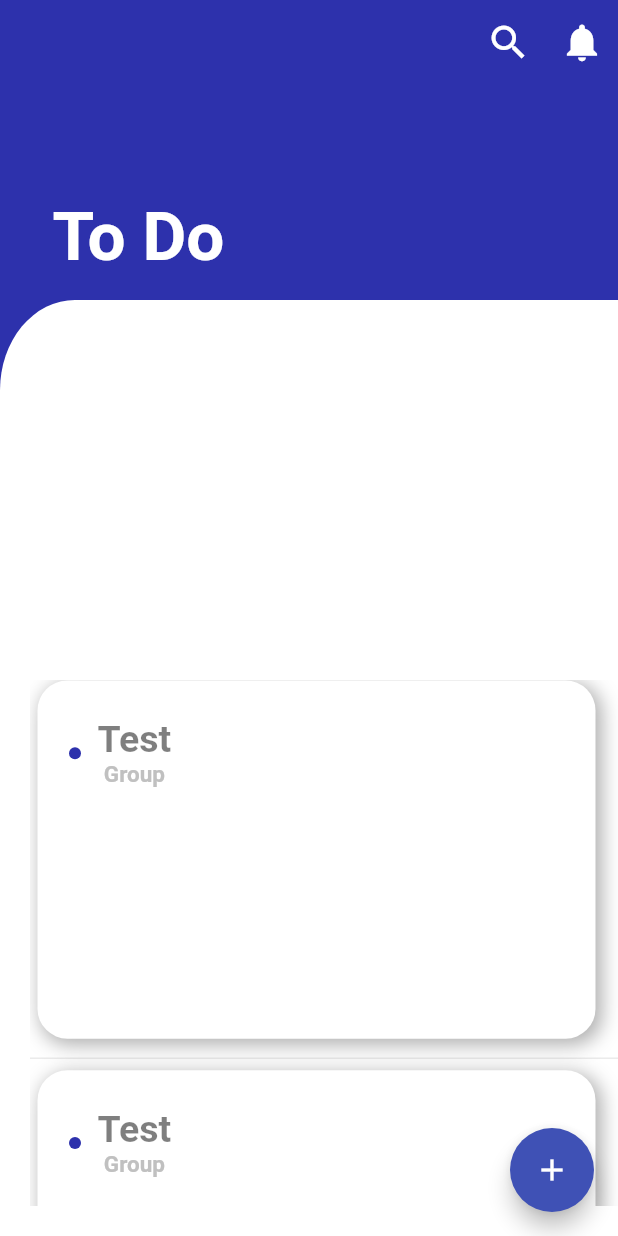
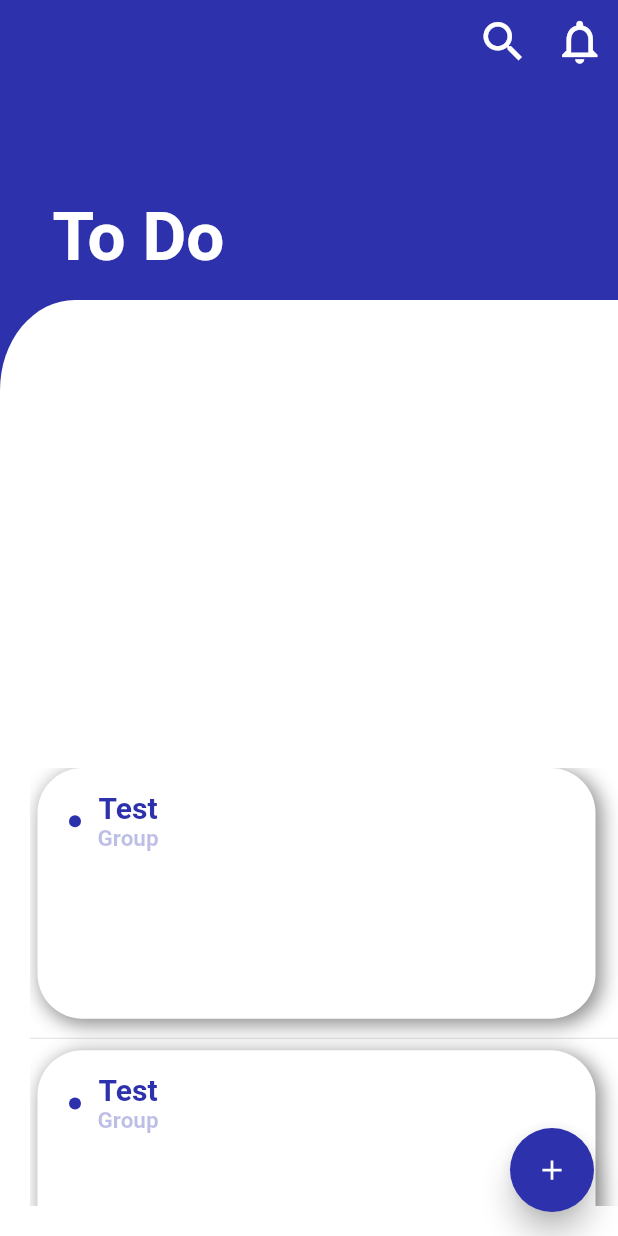
Before and after one commit to mukireus/flutter_ui_challange_todo, a Flutter app: the screen it shows after launch, on a phone screen of 412 x 824 dp. Run offline on Flutter 3.47's test engine with Material 2 defaults, Android fonts, the phone set to English and light mode, and no system bars; drawn by our look-alikes of flutter_speed_dial; our stand-ins replace flutter_screenutil, logger; network calls fail.

Commit message:
added ui + modified floating action button

```diff
--- a/lib/design/custom_painter.dart
+++ b/lib/design/custom_painter.dart
@@ -8,7 +8,7 @@ class DrawCircle extends CustomPainter {
   DrawCircle() {
     _paint = Paint()
       ..color = UIHelper.PRIMARY_COLOR
-      ..strokeWidth = 10.0
+      ..strokeWidth = 15.0
       ..style = PaintingStyle.fill;
   }
 
--- a/lib/ui/shared/styles/widgets/custom_card.dart
+++ b/lib/ui/shared/styles/widgets/custom_card.dart
@@ -23,11 +23,11 @@ class _CustomCardState extends State<CustomCard> {
         child: Column(
           children: <Widget>[
             Container(
-              height: UIHelper.dynamicHeight(200),
-              width: UIHelper.dynamicWidth(1000),
+              height: UIHelper.dynamicHeight(140),
+              width: UIHelper.dynamicWidth(900),
               decoration: BoxDecoration(
                 color: UIHelper.WHITE,
-                borderRadius: BorderRadius.circular(20),
+                borderRadius: BorderRadius.circular(30),
                 boxShadow: [
                   BoxShadow(
                     color: UIHelper.SHADOW,
@@ -41,7 +41,7 @@ class _CustomCardState extends State<CustomCard> {
                 ],
               ),
               child: Padding(
-                padding: const EdgeInsets.fromLTRB(25, 25, 0, 0),
+                padding: const EdgeInsets.fromLTRB(25, 15, 0, 0),
                 child: Column(
                   crossAxisAlignment: CrossAxisAlignment.start,
                   children: <Widget>[
@@ -55,14 +55,14 @@ class _CustomCardState extends State<CustomCard> {
                             Text(
                               "Test",
                               style: TextStyle(
-                                  color: UIHelper.TEXT_COLOR,
-                                  fontSize: 25,
+                                  color: UIHelper.PRIMARY_COLOR,
+                                  fontSize: 20,
                                   fontWeight: FontWeight.bold),
                             ),
                             Text(
                               "Group",
                               style: TextStyle(
-                                  color: UIHelper.TEXT_COLOR_OPACITY,
+                                  color: UIHelper.PRIMARY_COLOR_OPACITY,
                                   fontSize: 15,
                                   fontWeight: FontWeight.bold),
                             ),
--- a/lib/ui/shared/styles/widgets/custom_groups.dart
+++ b/lib/ui/shared/styles/widgets/custom_groups.dart
@@ -6,25 +6,26 @@ class CustomGroups extends StatelessWidget {
   final String groupName;
   final String taskCount;
   final String completeTask;
+  final Color groupColor;
 
   const CustomGroups(
-      {Key key, this.groupName, this.taskCount, this.completeTask})
+      {Key key, this.groupName, this.taskCount, this.completeTask, this.groupColor})
       : super(key: key);
 
   @override
   Widget build(BuildContext context) {
     ScreenUtil.instance = ScreenUtil()..init(context);
     return Padding(
-      padding: const EdgeInsets.all(8.0),
+      padding: const EdgeInsets.all(10.0),
       child: InkWell(
         child: Column(
           children: <Widget>[
             Container(
-                width: UIHelper.dynamicWidth(400),
+                width: UIHelper.dynamicWidth(370),
                 height: UIHelper.dynamicHeight(450),
                 decoration: BoxDecoration(
                   color: UIHelper.WHITE,
-                  borderRadius: BorderRadius.circular(20),
+                  borderRadius: BorderRadius.circular(30),
                   boxShadow: [
                     BoxShadow(
                       color: UIHelper.SHADOW,
@@ -48,14 +49,17 @@ class CustomGroups extends StatelessWidget {
                         padding: const EdgeInsets.only(bottom: 15.0),
                         child: Text((this.taskCount) + " Task",
                             style: TextStyle(
-                                fontSize: 20, color: UIHelper.TEXT_COLOR)),
+                                fontSize: 17, color: UIHelper.TEXT_COLOR)),
                       ),
-                      Text(
-                        this.groupName,
-                        style: TextStyle(
-                            fontSize: 25,
-                            color: UIHelper.BLUE,
-                            fontWeight: FontWeight.bold),
+                      Padding(
+                        padding: const EdgeInsets.only(top: 8.0),
+                        child: Text(
+                          this.groupName,
+                          style: TextStyle(
+                              fontSize: 20,
+                              color: UIHelper.PRIMARY_COLOR,
+                              fontWeight: FontWeight.bold),
+                        ),
                       ),
                       Padding(
                         padding: const EdgeInsets.fromLTRB(0, 30, 25, 0),
--- a/lib/ui/ui_helper.dart
+++ b/lib/ui/ui_helper.dart
@@ -2,25 +2,17 @@ import 'package:flutter/material.dart';
 import 'package:flutter_screenutil/flutter_screenutil.dart';
 
 class UIHelper {
-  // PATH
-
-  // STRING
-  static const String word1 = "Hızlı Servis FooGO’da!";
-  static const String word2 =
-      "Verdiğiniz sipariş dakikalar sonra \n kapınızda FooGO ile hazır!";
-  static const String word3 = "Henüz FooGO’ ya üye değilsen";
-  static const String word4 = "Henüz FooGO’ da mağazan yoksa";
-
   // COLOR
   static const Color PRIMARY_COLOR = Color.fromRGBO(45, 49, 172, 1);
   static const Color SECONDARY_COLOR = Color.fromRGBO(254, 170, 71, 100);
   static const Color TEXT_COLOR = Color(0x80000000);
-  static const Color SHADOW = Color(0x50000000);
+  static const Color SHADOW = Color(0x70000000);
   static const Color WHITE = Colors.white;
   static const Color BLACK = Colors.black;
   static const Color TEXT_COLOR_OPACITY = Color.fromRGBO(192, 192, 192, 100);
   static const Color CLICK_COLOR = Color.fromRGBO(254, 170, 71, 30);
   static const Color TEXTFIELD_COLOR = Color.fromRGBO(156, 166, 186, 100);
+  static const Color PRIMARY_COLOR_OPACITY = Color(0x502D31AC);
 
   // UI COLOR RANDOM LIST
 
--- a/lib/ui/view/home_view.dart
+++ b/lib/ui/view/home_view.dart
@@ -1,4 +1,5 @@
 import 'package:flutter/material.dart';
+import 'package:flutter_speed_dial/flutter_speed_dial.dart';
 import 'package:todo/core/firebase_service.dart';
 import 'package:todo/core/model/group.dart';
 import 'package:todo/ui/shared/styles/widgets/custom_card.dart';
@@ -12,14 +13,13 @@ class Home extends StatefulWidget {
 
 class _HomeState extends State<Home> {
   FirebaseService service = FirebaseService.getInstance();
+  bool dialVisible = true;
+
   List<Group> groupList = [];
   @override
   Widget build(BuildContext context) {
     return Scaffold(
-        floatingActionButton: new FloatingActionButton(
-          onPressed: () {},
-          child: new Icon(Icons.add),
-        ),
+        floatingActionButton: _floatingActionButton,
         backgroundColor: UIHelper.PRIMARY_COLOR,
         body: CustomScrollView(
           slivers: <Widget>[
@@ -42,15 +42,15 @@ class _HomeState extends State<Home> {
               actions: <Widget>[
                 IconButton(
                   icon: Icon(Icons.search),
-                  iconSize: 30,
+                  iconSize: 35,
                   tooltip: "Search",
                   color: UIHelper.WHITE,
                   alignment: Alignment.centerLeft,
                   onPressed: () {},
                 ),
                 IconButton(
-                  icon: Icon(Icons.notifications),
-                  iconSize: 30,
+                  icon: Icon(Icons.notifications_none),
+                  iconSize: 35,
                   tooltip: "Notification",
                   color: UIHelper.WHITE,
                   onPressed: () {},
@@ -94,7 +94,7 @@ class _HomeState extends State<Home> {
                       },
                     )),
               ),
-            )
+            ),
           ],
         ));
   }
@@ -103,7 +103,9 @@ class _HomeState extends State<Home> {
         child: Column(
           children: <Widget>[
             Flexible(
-              flex: 2,
+              flex: 3,
+              child: Padding(
+                padding: const EdgeInsets.all(8.0),
                 child: ListView.separated(
                   scrollDirection: Axis.horizontal,
                   itemCount: groupList.length,
@@ -112,6 +114,7 @@ class _HomeState extends State<Home> {
                     groupName: groupList[index].groupName,
                     completeTask: "${groupList[index].completeTask}",
                     taskCount: "${groupList[index].taskCount}",
+                  ),
                 ),
               ),
             ),
@@ -128,3 +131,40 @@ class _HomeState extends State<Home> {
         ),
       );
 }
+
+Widget get _floatingActionButton => SpeedDial(
+      // both default to 16
+      marginRight: 18,
+      marginBottom: 20,
+      animatedIcon: AnimatedIcons.add_event,
+      animatedIconTheme: IconThemeData(size: 22.0),
+      // this is ignored if animatedIcon is non null
+      // child: Icon(Icons.add),
+      //visible: dialVisible,
+      // If true user is forced to close dial manually
+      // by tapping main button and overlay is not rendered.
+      closeManually: false,
+      curve: Curves.easeIn,
+      overlayColor: Colors.black,
+      overlayOpacity: 0.5,
+      tooltip: 'Add',
+      //heroTag: 'speed-dial-hero-tag',
+      backgroundColor: UIHelper.PRIMARY_COLOR,
+      foregroundColor: Colors.white,
+      elevation: 8.0,
+      shape: CircleBorder(),
+      children: [
+        SpeedDialChild(
+          child: Icon(Icons.add),
+          backgroundColor: UIHelper.PRIMARY_COLOR,
+          label: 'Add Group',
+          labelStyle: TextStyle(fontSize: 18.0),
+        ),
+        SpeedDialChild(
+          child: Icon(Icons.add),
+          backgroundColor: UIHelper.PRIMARY_COLOR,
+          label: 'Add Task',
+          labelStyle: TextStyle(fontSize: 18.0),
+        ),
+      ],
+    );
--- a/pubspec.yaml
+++ b/pubspec.yaml
@@ -26,13 +26,14 @@ dependencies:
   flutter_screenutil: ^0.6.0
   http: ^0.12.0+2
   logger: ^0.7.0+2
+  flutter_speed_dial: ^1.2.3
 
 dev_dependencies:
   flutter_test:
     sdk: flutter
 
 
-# For information on the generic Dart part of this file, see the
+# For information on the generic Da rt part of this file, see the
 # following page: https://dart.dev/tools/pub/pubspec
 
 # The following section is specific to Flutter.
```
Also changed, not shown: images/ui.jpg (added), pubspec.lock. Lines whose indentation alone changed are shown as unchanged.
